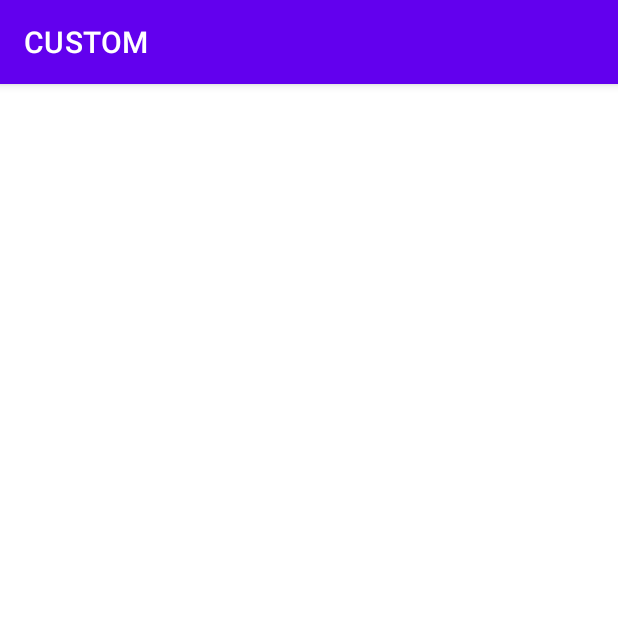
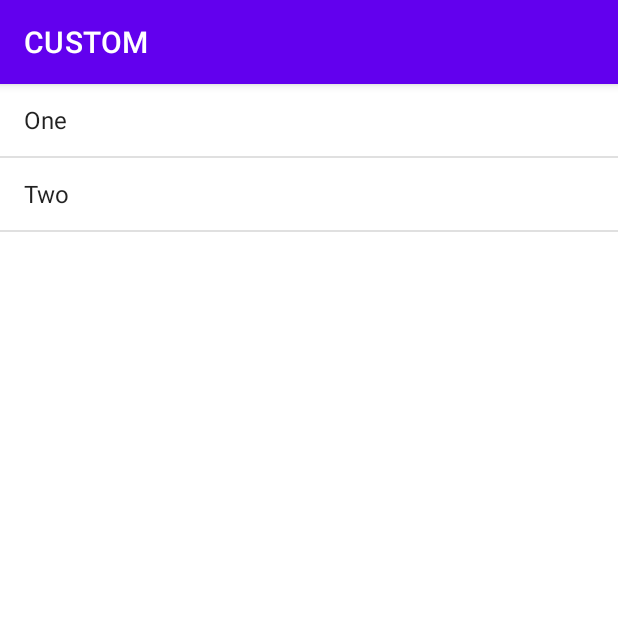
Before and after one commit to SKT27182/CustomArrayAdapter-2A, an Android app: the MainActivity2 screen opened directly, with no data from a screen before it, on a phone screen of 412 x 824 dp, the top half of it. Run offline under Robolectric (Android 15) with nearby library versions, the phone set to English and light mode, and no system bars.

Commit message:
Created a ArrayList and ArrayAdapter

```diff
--- a/app/src/main/java/com/example/android/onclicklistenerandcustomarrayadapter/MainActivity.java
+++ b/app/src/main/java/com/example/android/onclicklistenerandcustomarrayadapter/MainActivity.java
@@ -16,10 +16,10 @@ public class MainActivity extends AppCompatActivity {
         super.onCreate(savedInstanceState);
         setContentView(R.layout.activity_main);
 
-        //Create a  TextView variable t1
+        //Create a  TextView variable t1 and assign the View in which we want to perform the Action
         TextView t1 = (TextView) findViewById(R.id.display);
 
-        //Set a onClickListener on t1
+        //Set a onClickListener on that View
         t1.setOnClickListener(new View.OnClickListener() {
             @Override
 
--- a/app/src/main/java/com/example/android/onclicklistenerandcustomarrayadapter/MainActivity2.java
+++ b/app/src/main/java/com/example/android/onclicklistenerandcustomarrayadapter/MainActivity2.java
@@ -3,6 +3,10 @@ package com.example.android.onclicklistenerandcustomarrayadapter;
 import androidx.appcompat.app.AppCompatActivity;
 
 import android.os.Bundle;
+import android.widget.ArrayAdapter;
+import android.widget.ListView;
+
+import java.util.ArrayList;
 
 public class MainActivity2 extends AppCompatActivity {
 
@@ -10,5 +14,22 @@ public class MainActivity2 extends AppCompatActivity {
     protected void onCreate(Bundle savedInstanceState) {
         super.onCreate(savedInstanceState);
         setContentView(R.layout.activity_main2);
+
+        //Created a Array List words
+        ArrayList<String> words = new ArrayList<String>();
+
+
+        //Added a String to the ArrayList
+        words.add("One");
+        words.add("Two");
+
+
+        //Created a ArrayAdapter
+        ArrayAdapter<String> adapter = new ArrayAdapter<String>(this, android.R.layout.simple_list_item_1,words);
+
+        //Created a ListView variable
+        ListView listView = (ListView) findViewById(R.id.list_item);
+        listView.setAdapter(adapter);
+
     }
 }
--- a/app/src/main/res/layout/activity_main2.xml
+++ b/app/src/main/res/layout/activity_main2.xml
@@ -1,9 +1,10 @@
 <?xml version="1.0" encoding="utf-8"?>
-<androidx.constraintlayout.widget.ConstraintLayout xmlns:android="http://schemas.android.com/apk/res/android"
+<ListView xmlns:android="http://schemas.android.com/apk/res/android"
     xmlns:app="http://schemas.android.com/apk/res-auto"
     xmlns:tools="http://schemas.android.com/tools"
     android:layout_width="match_parent"
     android:layout_height="match_parent"
-    tools:context=".MainActivity2">
+    tools:context=".MainActivity2"
+    android:id="@+id/list_item">
 
-</androidx.constraintlayout.widget.ConstraintLayout>
+</ListView>
```
